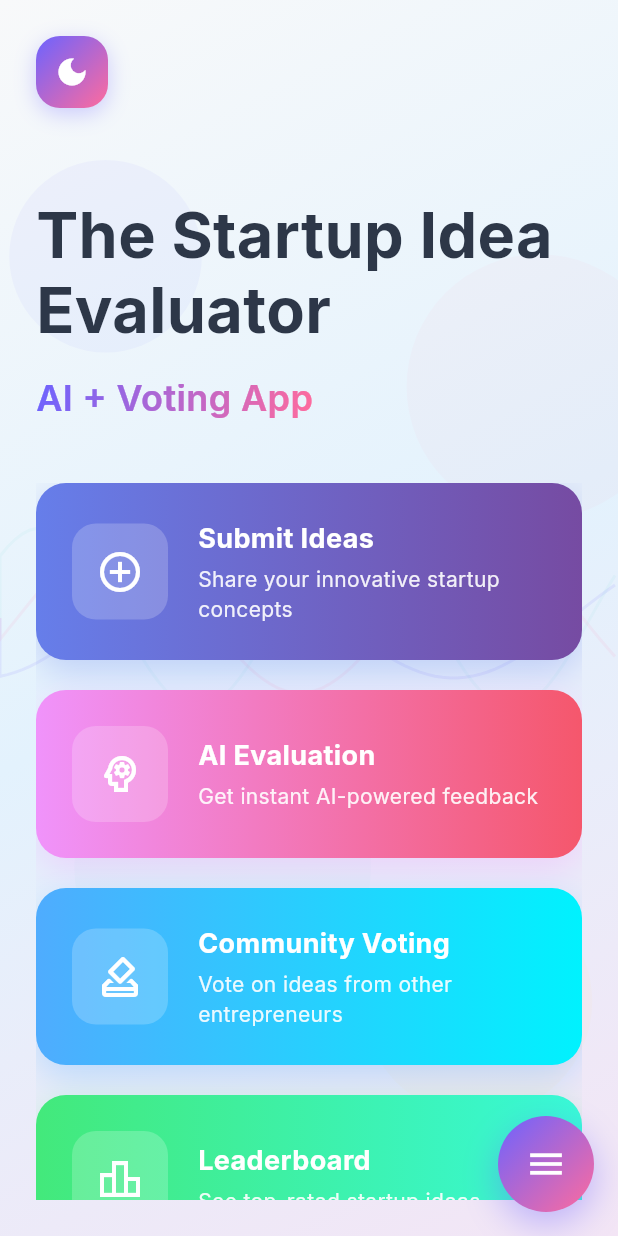
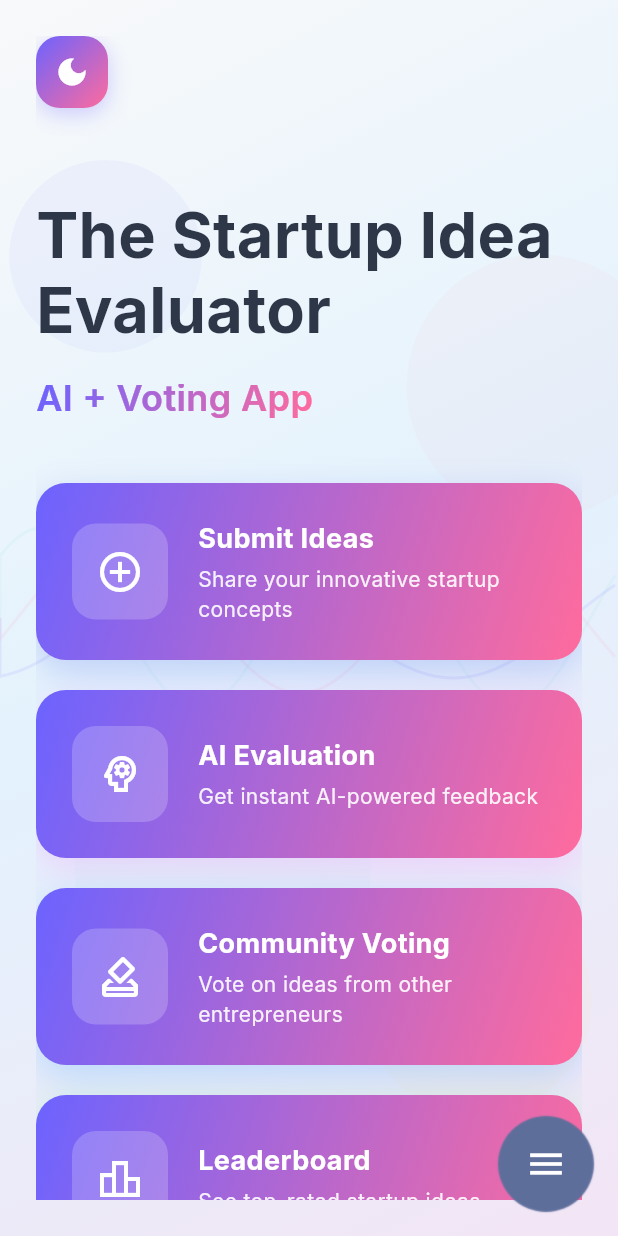
Before and after one commit to AyushSingh4321/StartupIdeaProject, a Flutter app: the screen it shows after launch, on a phone screen of 412 x 824 dp. Run offline on Flutter 3.47's test engine with Material 3 defaults, Android fonts, the light colour scheme and no system bars; drawn by our look-alikes of animated_text_kit, flutter_animate; our stand-ins replace confetti, flutter_staggered_animations, fluttertoast, google_fonts, share_plus, shared_preferences and 1 more.

Commit message:
Some other UI fixes

```diff
--- a/lib/screens/home_screen.dart
+++ b/lib/screens/home_screen.dart
@@ -83,6 +83,7 @@ class _HomeScreenState extends State<HomeScreen> with TickerProviderStateMixin {
           SafeArea(
             child: Padding(
               padding: const EdgeInsets.all(24.0),
+              child: SingleChildScrollView(
                 child: Column(
                   crossAxisAlignment: CrossAxisAlignment.start,
                   children: [
@@ -196,9 +197,10 @@ class _HomeScreenState extends State<HomeScreen> with TickerProviderStateMixin {
                     const SizedBox(height: 40),
 
                     // Feature Cards
-                  Expanded(
-                    child: AnimationLimiter(
+                    AnimationLimiter(
                       child: ListView(
+                        shrinkWrap: true,
+                        physics: NeverScrollableScrollPhysics(),
                         children: AnimationConfiguration.toStaggeredList(
                           duration: const Duration(milliseconds: 600),
                           childAnimationBuilder:
@@ -252,8 +254,8 @@ class _HomeScreenState extends State<HomeScreen> with TickerProviderStateMixin {
                         ),
                       ),
                     ),
+                  ],
                 ),
-                ],
               ),
             ),
           ),
@@ -279,7 +281,7 @@ class _HomeScreenState extends State<HomeScreen> with TickerProviderStateMixin {
                     Tween(
                       begin: const Offset(1.0, 0.0),
                       end: Offset.zero,
-                    ).chain(CurveTween(curve: Curves.easeInOutCubic)),
+                    ).chain(CurveTween(curve: Curves.easeOutCirc)),
                   ),
                   child: child,
                 );
@@ -304,7 +306,9 @@ class _HomeScreenState extends State<HomeScreen> with TickerProviderStateMixin {
     return Container(
           padding: const EdgeInsets.all(24),
           decoration: BoxDecoration(
-            gradient: gradient,
+           gradient: widget.isDarkMode
+          ? AppTheme.darkGradient
+          : AppTheme.primaryGradient,
             borderRadius: BorderRadius.circular(20),
             boxShadow: [
               BoxShadow(
--- a/lib/widgets/floating_action_menu.dart
+++ b/lib/widgets/floating_action_menu.dart
@@ -165,25 +165,27 @@ class _FloatingActionMenuState extends State<FloatingActionMenu>
             icon: Icons.leaderboard,
             label: 'Leaderboard',
             onTap: widget.onViewLeaderboard,
-            color: const Color(0xFFFFD700),
+            color: const Color.fromARGB(255, 8, 22, 40),
             delay: 0,
           ),
           _buildMenuItem(
             icon: Icons.lightbulb_outline,
             label: 'View Ideas',
             onTap: widget.onViewIdeas,
-            color: widget.isDarkMode
-                ? AppTheme.accentDark
-                : AppTheme.accentLight,
+            // color: widget.isDarkMode
+            //     ? AppTheme.accentDark
+            //     : AppTheme.accentLight,
+             color: const Color.fromARGB(255, 8, 22, 40),
             delay: 1,
           ),
           _buildMenuItem(
             icon: Icons.add,
             label: 'Submit Idea',
             onTap: widget.onSubmitIdea,
-            color: widget.isDarkMode
-                ? AppTheme.primaryDark
-                : AppTheme.primaryLight,
+            // color: widget.isDarkMode
+            //     ? AppTheme.primaryDark
+            //     : AppTheme.primaryLight,
+            color: const Color.fromARGB(255, 8, 22, 40),
             delay: 2,
           ),
         ],
@@ -193,17 +195,18 @@ class _FloatingActionMenuState extends State<FloatingActionMenu>
           width: 64,
           height: 64,
           decoration: BoxDecoration(
-            gradient: widget.isDarkMode
-                ? AppTheme.darkGradient
-                : AppTheme.primaryGradient,
+            // gradient: widget.isDarkMode
+            //     ? AppTheme.darkGradient
+            //     : AppTheme.primaryGradient,
             shape: BoxShape.circle,
             boxShadow: [
               BoxShadow(
                 color: (widget.isDarkMode
-                    ? AppTheme.primaryDark
-                    : AppTheme.primaryLight).withOpacity(0.4),
-                blurRadius: 20,
-                offset: const Offset(0, 8),
+                    ? const Color.fromARGB(255, 48, 48, 84)
+                    : const Color.fromARGB(255, 94, 110, 155)),
+                    // .withOpacity(0.4),
+                blurRadius: 0.02,
+                // offset: const Offset(0, 8),
               ),
             ],
           ),
```
Lines whose indentation alone changed are shown as unchanged.
